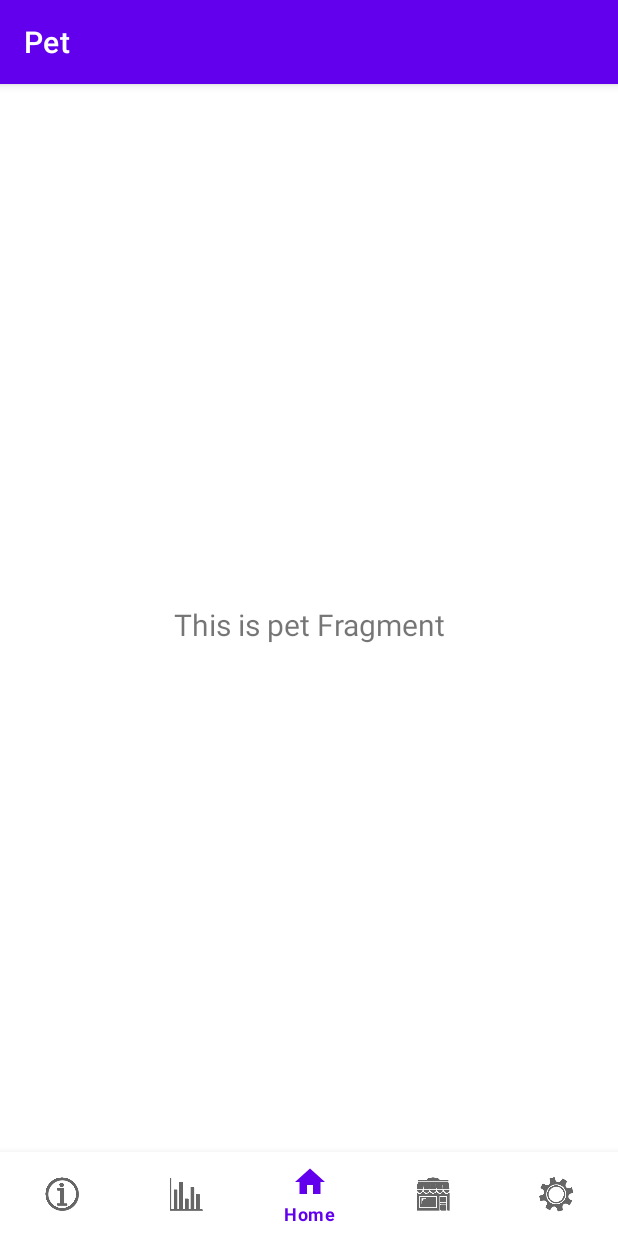
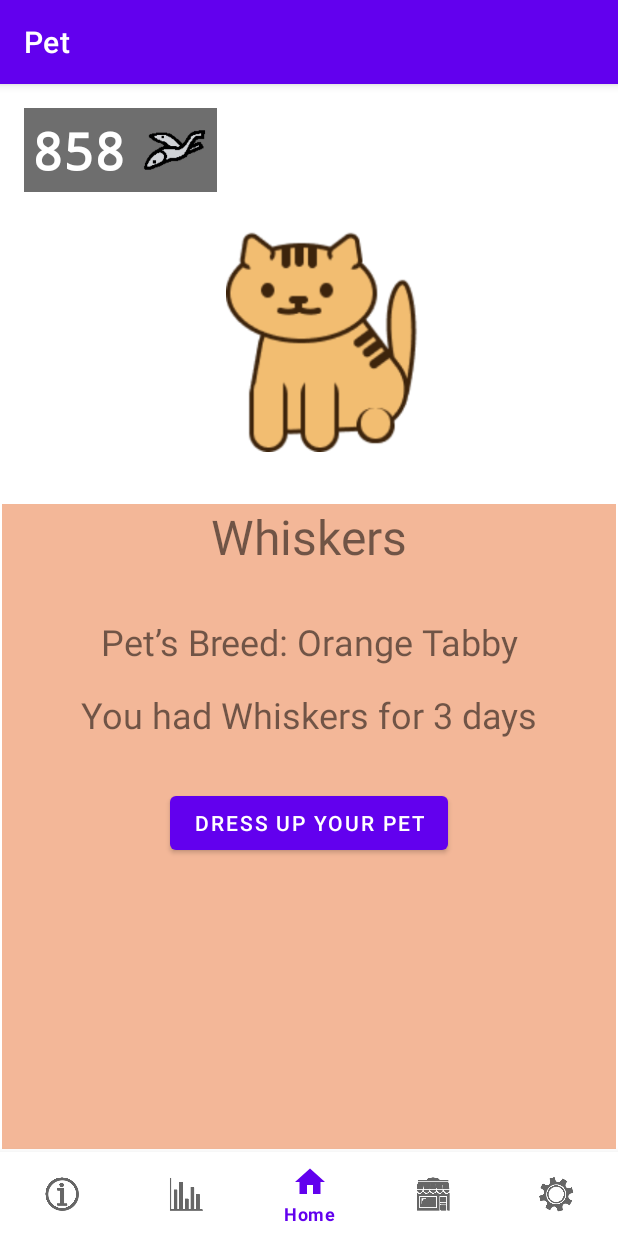
Before and after one commit to blackfloret/JuvenileDiabetesManager, an Android app: the PetFragment screen opened through its navigation route, item 3 of the bottom bar chosen, on a phone screen of 412 x 824 dp. Run offline under Robolectric (Android 15) with nearby library versions, the light colour scheme and no system bars; our stand-ins replace Room's generated code, navigation-ui.

Commit message:
added first page of Pet Info Screen

```diff
--- a/app/src/main/java/com/example/juvenilediabetesmanager/ui/pet/PetFragment.kt
+++ b/app/src/main/java/com/example/juvenilediabetesmanager/ui/pet/PetFragment.kt
@@ -4,7 +4,7 @@ import android.os.Bundle
 import android.view.LayoutInflater
 import android.view.View
 import android.view.ViewGroup
-import android.widget.TextView
+//import android.widget.TextView
 import androidx.fragment.app.Fragment
 import androidx.lifecycle.ViewModelProvider
 import com.example.juvenilediabetesmanager.databinding.FragmentPetBinding
@@ -28,9 +28,9 @@ class PetFragment : Fragment() {
         _binding = FragmentPetBinding.inflate(inflater, container, false)
         val root: View = binding.root
 
-        val textView: TextView = binding.textPet
+//        val textView: TextView = binding.textPet
         petViewModel.text.observe(viewLifecycleOwner) {
-            textView.text = it
+//            textView.text = it
         }
         return root
     }
--- a/app/src/main/res/layout/fragment_pet.xml
+++ b/app/src/main/res/layout/fragment_pet.xml
@@ -7,16 +7,105 @@
     tools:context=".ui.pet.PetFragment">
 
     <TextView
-        android:id="@+id/text_pet"
-        android:layout_width="match_parent"
+        android:id="@+id/currencyDisplay"
+        android:layout_width="wrap_content"
         android:layout_height="wrap_content"
-        android:layout_marginStart="8dp"
-        android:layout_marginTop="8dp"
-        android:layout_marginEnd="8dp"
-        android:textAlignment="center"
-        android:textSize="20sp"
+        android:layout_marginStart="16dp"
+        android:layout_marginTop="16dp"
+        android:background="#6E6E6E"
+        android:fontFamily="monospace"
+        android:padding="5dp"
+        android:text="858"
+        android:textAppearance="@style/TextAppearance.AppCompat.Body1"
+        android:textColor="#FFFFFF"
+        android:textSize="34sp"
+        android:textStyle="bold"
+        app:layout_constraintStart_toStartOf="parent"
+        app:layout_constraintTop_toTopOf="parent" />
+
+    <ImageView
+        android:id="@+id/imageView"
+        android:layout_width="0dp"
+        android:layout_height="0dp"
+        android:background="#6E6E6E"
+        android:padding="5dp"
+        android:scaleType="fitCenter"
+        android:src="@drawable/currency_fish"
+        app:layout_constraintBottom_toBottomOf="@+id/currencyDisplay"
+        app:layout_constraintDimensionRatio="1"
+        app:layout_constraintStart_toEndOf="@+id/currencyDisplay"
+        app:layout_constraintTop_toTopOf="@+id/currencyDisplay" />
+
+
+    <ImageView
+        android:id="@+id/petView"
+        android:layout_width="0dp"
+        android:layout_height="150dp"
+        android:layout_marginStart="32dp"
+        android:contentDescription="A picture of a cat"
+        app:layout_constraintBottom_toBottomOf="parent"
+        app:layout_constraintEnd_toEndOf="parent"
+        app:layout_constraintHorizontal_bias="1.0"
+        app:layout_constraintStart_toStartOf="parent"
+        app:layout_constraintTop_toTopOf="parent"
+        app:layout_constraintVertical_bias="0.17"
+        app:srcCompat="@drawable/the_pet" />
+
+    <androidx.constraintlayout.widget.ConstraintLayout
+        android:id="@+id/constraintLayout"
+        android:layout_width="409dp"
+        android:layout_height="430dp"
+        android:layout_marginTop="32dp"
+        android:background="#FFF3B798"
         app:layout_constraintBottom_toBottomOf="parent"
         app:layout_constraintEnd_toEndOf="parent"
         app:layout_constraintStart_toStartOf="parent"
-        app:layout_constraintTop_toTopOf="parent" />
+        app:layout_constraintTop_toBottomOf="@+id/petView">
+
+
+        <TextView
+            android:id="@+id/petInfoName"
+            android:layout_width="wrap_content"
+            android:layout_height="wrap_content"
+            android:contentDescription="Pet Name"
+            android:text="Whiskers"
+            android:textSize="32dp"
+            app:layout_constraintEnd_toEndOf="parent"
+            app:layout_constraintStart_toStartOf="parent"
+            app:layout_constraintTop_toTopOf="parent" />
+
+        <TextView
+            android:id="@+id/petInfoBreedDetail"
+            android:layout_width="wrap_content"
+            android:layout_height="wrap_content"
+            android:layout_marginTop="32dp"
+            android:contentDescription="Pet Breed Info"
+            android:text="Pet’s Breed: Orange Tabby"
+            android:textSize="24dp"
+            app:layout_constraintEnd_toEndOf="parent"
+            app:layout_constraintStart_toStartOf="parent"
+            app:layout_constraintTop_toBottomOf="@+id/petInfoName" />
+
+        <TextView
+            android:id="@+id/petInfoDaysDetail"
+            android:layout_width="wrap_content"
+            android:layout_height="wrap_content"
+            android:layout_marginTop="16dp"
+            android:contentDescription="Pet Days Info"
+            android:text="You had Whiskers for 3 days"
+            android:textSize="24dp"
+            app:layout_constraintEnd_toEndOf="parent"
+            app:layout_constraintStart_toStartOf="parent"
+            app:layout_constraintTop_toBottomOf="@+id/petInfoBreedDetail" />
+
+        <Button
+            android:id="@+id/button2"
+            android:layout_width="wrap_content"
+            android:layout_height="wrap_content"
+            android:layout_marginTop="32dp"
+            android:text="Dress Up Your Pet"
+            app:layout_constraintEnd_toEndOf="parent"
+            app:layout_constraintStart_toStartOf="parent"
+            app:layout_constraintTop_toBottomOf="@+id/petInfoDaysDetail" />
+    </androidx.constraintlayout.widget.ConstraintLayout>
 </androidx.constraintlayout.widget.ConstraintLayout>
```
